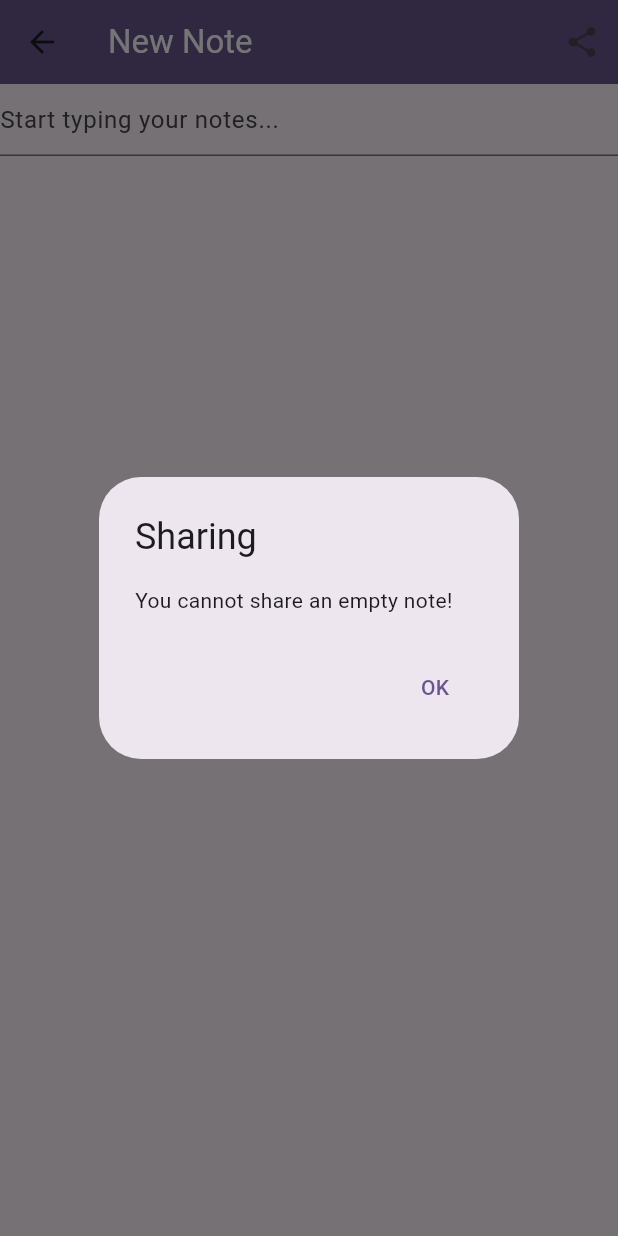
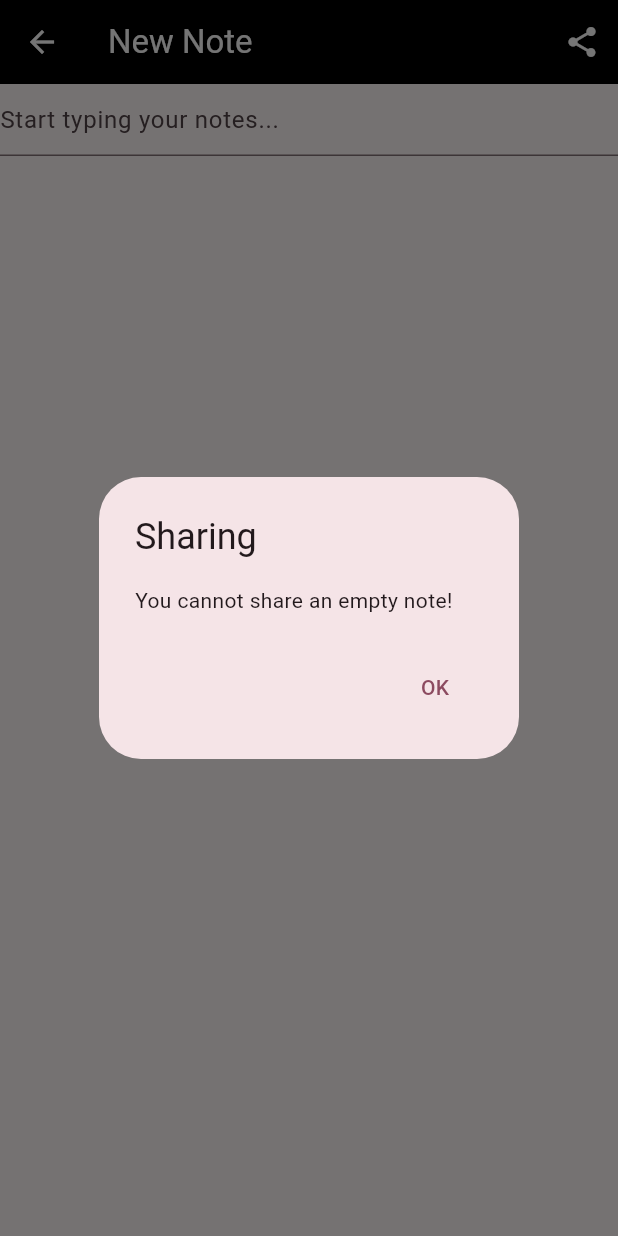
Before and after one commit to LenOfAl/NotesApp, a Flutter app: the CreateOrUpdateExistingNoteView screen opened by its route, after a tap on the "share" icon, on a phone screen of 412 x 824 dp. Run offline on Flutter 3.47's test engine with Material 3 defaults, Android fonts, the phone set to English and light mode, and no system bars; our stand-ins replace cloud_firestore, equatable, firebase_auth, firebase_core, flutter_bloc, share_plus; accounts and stored records are empty; network calls fail.

```diff
--- a/lib/main.dart
+++ b/lib/main.dart
@@ -20,7 +20,7 @@ void main() {
       title: 'Flutter Demo',
       theme: ThemeData(
         colorScheme: ColorScheme.fromSeed(
-          seedColor: Colors.deepPurple,
+          seedColor: Colors.black,
         ),
         useMaterial3: true,
       ),
--- a/lib/views/login_view.dart
+++ b/lib/views/login_view.dart
@@ -51,7 +51,7 @@ class _LoginViewState extends State<LoginView> {
               'Login',
               style: TextStyle(color: Colors.white),
             ),
-            backgroundColor: Colors.deepPurple),
+            backgroundColor: Colors.black),
         body: Padding(
           padding: const EdgeInsets.all(16.0),
           child: Column(
--- a/lib/views/notes/create_update_note_view.dart
+++ b/lib/views/notes/create_update_note_view.dart
@@ -95,12 +95,14 @@ class _CreateOrUpdateExistingNoteViewState
   Widget build(BuildContext context) {
     return Scaffold(
         appBar: AppBar(
-          title: Text(
+          iconTheme: const IconThemeData(color: Colors.white),
+          title: const Text(
             'New Note',
             style: TextStyle(
-              color: Theme.of(context).colorScheme.onPrimary,
+              color: Colors.white,
             ),
           ),
+          backgroundColor: Colors.black,
           actions: [
             IconButton(
               onPressed: () async {
@@ -111,10 +113,11 @@ class _CreateOrUpdateExistingNoteViewState
                   Share.share(text);
                 }
               },
-              icon: const Icon(Icons.share),
+              icon: const Icon(
+                Icons.share,
+              ),
             )
           ],
-          backgroundColor: Theme.of(context).colorScheme.primary,
         ),
         body: FutureBuilder(
           builder: (context, snapshot) {
--- a/lib/views/notes/notes_view.dart
+++ b/lib/views/notes/notes_view.dart
@@ -36,7 +36,7 @@ class _NotesViewState extends State<NotesView> {
             color: Colors.white,
           ),
         ),
-        backgroundColor: Colors.deepPurple,
+        backgroundColor: Colors.black,
         actions: [
           IconButton(
             onPressed: () {
--- a/lib/views/register_view.dart
+++ b/lib/views/register_view.dart
@@ -50,7 +50,7 @@ class _RegisterViewState extends State<RegisterView> {
       },
       child: Scaffold(
         appBar: AppBar(
-          backgroundColor: Colors.deepPurple,
+          backgroundColor: Colors.black,
           title: const Text(
             'Register',
             style: TextStyle(
--- a/pubspec.yaml
+++ b/pubspec.yaml
@@ -48,6 +48,7 @@ dependencies:
   share_plus: ^7.2.1
   flutter_bloc: ^8.1.3
   equatable: ^2.0.5
+  flutter_launcher_icons: ^0.13.1
 
 dev_dependencies:
   flutter_test:
```
Also changed, not shown: flutter_launcher_icons.yaml (added, +9 -0 lines), lib/helper/loading/loading_sceen.dart (+5 -5 lines), lib/views/verify_email_view.dart (+9 -5 lines), assets/icon/icon.png (added), pubspec.lock, 27 other files.
